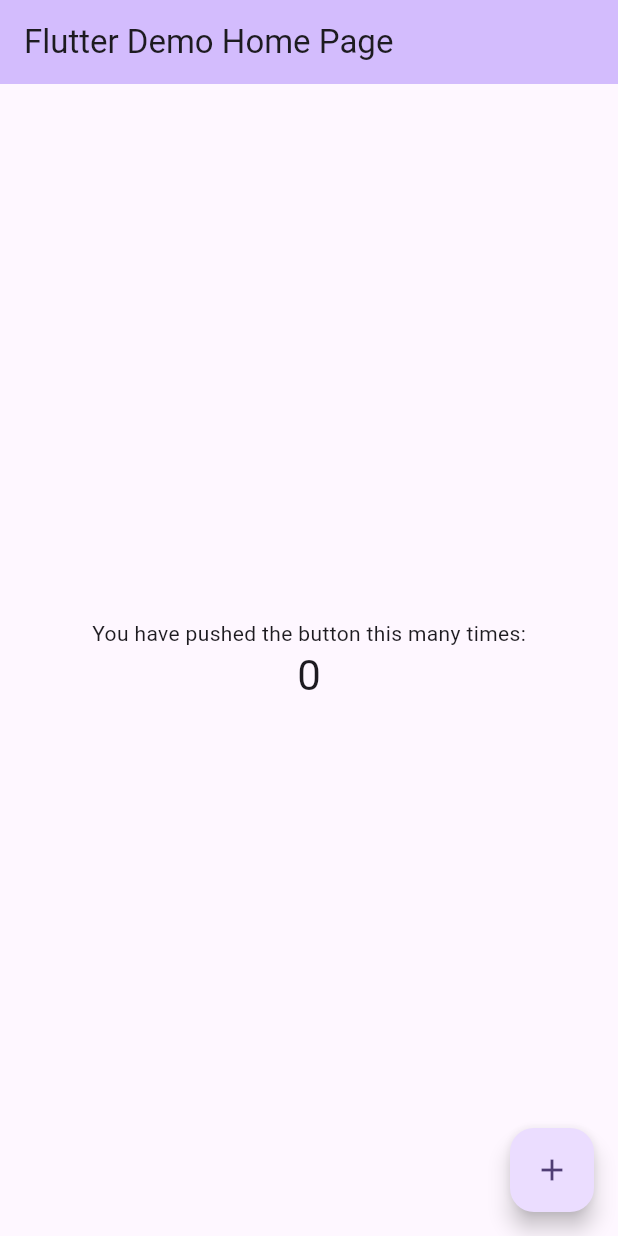
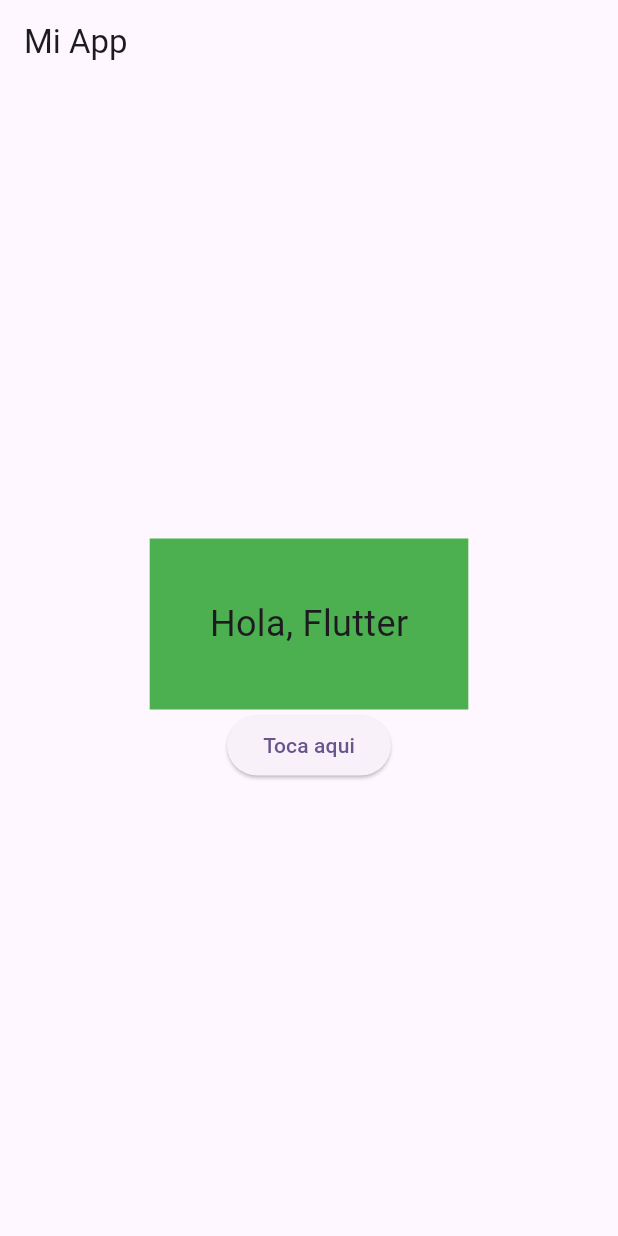
Before and after one commit to Chucky2010/ii-flutter-003, a Flutter app: the screen it shows after launch, on a phone screen of 412 x 824 dp. Run offline on Flutter 3.47's test engine with Material 3 defaults, Android fonts, the light colour scheme and no system bars.

Commit message:
Se hace los cambios del prompt 1
Se cambia el fondo del color del container
Se añade un padding alrededor del texto dentro del container
Se el texto de un boton a Toca aqui

```diff
--- a/lib/main.dart
+++ b/lib/main.dart
@@ -7,116 +7,51 @@ void main() {
 class MyApp extends StatelessWidget {
   const MyApp({super.key});
 
-  // This widget is the root of your application.
   @override
   Widget build(BuildContext context) {
     return MaterialApp(
-      title: 'Flutter Demo',
+      title: 'Mi App',
       theme: ThemeData(
-        // This is the theme of your application.
-        //
-        // TRY THIS: Try running your application with "flutter run". You'll see
-        // the application has a purple toolbar. Then, without quitting the app,
-        // try changing the seedColor in the colorScheme below to Colors.green
-        // and then invoke "hot reload" (save your changes or press the "hot
-        // reload" button in a Flutter-supported IDE, or press "r" if you used
-        // the command line to start the app).
-        //
-        // Notice that the counter didn't reset back to zero; the application
-        // state is not lost during the reload. To reset the state, use hot
-        // restart instead.
-        //
-        // This works for code too, not just values: Most code changes can be
-        // tested with just a hot reload.
         colorScheme: ColorScheme.fromSeed(seedColor: Colors.deepPurple),
       ),
-      home: const MyHomePage(title: 'Flutter Demo Home Page'),
+      home: const MyHomePage(),
     );
   }
 }
 
-class MyHomePage extends StatefulWidget {
-  const MyHomePage({super.key, required this.title});
-
-  // This widget is the home page of your application. It is stateful, meaning
-  // that it has a State object (defined below) that contains fields that affect
-  // how it looks.
-
-  // This class is the configuration for the state. It holds the values (in this
-  // case the title) provided by the parent (in this case the App widget) and
-  // used by the build method of the State. Fields in a Widget subclass are
-  // always marked "final".
-
-  final String title;
-
-  @override
-  State<MyHomePage> createState() => _MyHomePageState();
-}
-
-class _MyHomePageState extends State<MyHomePage> {
-  int _counter = 0;
-
-  void _incrementCounter() {
-    setState(() {
-      // This call to setState tells the Flutter framework that something has
-      // changed in this State, which causes it to rerun the build method below
-      // so that the display can reflect the updated values. If we changed
-      // _counter without calling setState(), then the build method would not be
-      // called again, and so nothing would appear to happen.
-      _counter++;
-    });
-  }
+class MyHomePage extends StatelessWidget {
+  const MyHomePage({super.key});
 
   @override
   Widget build(BuildContext context) {
-    // This method is rerun every time setState is called, for instance as done
-    // by the _incrementCounter method above.
-    //
-    // The Flutter framework has been optimized to make rerunning build methods
-    // fast, so that you can just rebuild anything that needs updating rather
-    // than having to individually change instances of widgets.
     return Scaffold(
       appBar: AppBar(
-        // TRY THIS: Try changing the color here to a specific color (to
-        // Colors.amber, perhaps?) and trigger a hot reload to see the AppBar
-        // change color while the other colors stay the same.
-        backgroundColor: Theme.of(context).colorScheme.inversePrimary,
-        // Here we take the value from the MyHomePage object that was created by
-        // the App.build method, and use it to set our appbar title.
-        title: Text(widget.title),
+        title: const Text('Mi App'),
       ),
       body: Center(
-        // Center is a layout widget. It takes a single child and positions it
-        // in the middle of the parent.
         child: Column(
-          // Column is also a layout widget. It takes a list of children and
-          // arranges them vertically. By default, it sizes itself to fit its
-          // children horizontally, and tries to be as tall as its parent.
-          //
-          // Column has various properties to control how it sizes itself and
-          // how it positions its children. Here we use mainAxisAlignment to
-          // center the children vertically; the main axis here is the vertical
-          // axis because Columns are vertical (the cross axis would be
-          // horizontal).
-          //
-          // TRY THIS: Invoke "debug painting" (choose the "Toggle Debug Paint"
-          // action in the IDE, or press "p" in the console), to see the
-          // wireframe for each widget.
-          mainAxisAlignment: MainAxisAlignment.center,
-          children: <Widget>[
-            const Text('You have pushed the button this many times:'),
-            Text(
-              '$_counter',
-              style: Theme.of(context).textTheme.headlineMedium,
+        mainAxisAlignment: MainAxisAlignment.center,
+        children: [
+          Container(
+            color: Colors.green,
+            padding: const EdgeInsets.all(20.0),
+            child: const Padding(
+              padding: EdgeInsets.all(20.0),
+              child:  Text(
+              'Hola, Flutter',
+              style: TextStyle(fontSize: 24),
             ),
-          ],
+          ),
+          ),
+          ElevatedButton(
+            onPressed: () {
+              // Acción al presionar el botón
+            },
+            child: const Text('Toca aqui'),
+          ),
+        ],
         ),
       ),
-      floatingActionButton: FloatingActionButton(
-        onPressed: _incrementCounter,
-        tooltip: 'Increment',
-        child: const Icon(Icons.add),
-      ), // This trailing comma makes auto-formatting nicer for build methods.
     );
   }
 }
```
